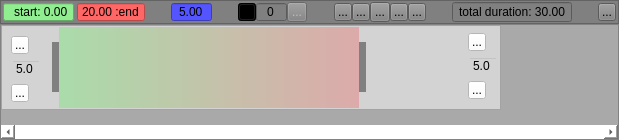
First picture: the form in animtimeline.ui, repository hiergaut/AnimTimeline, before the edit.
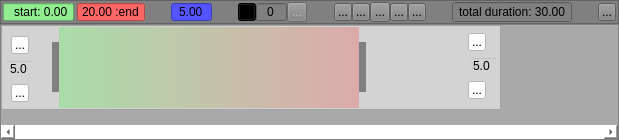
Second picture: the form after the edit. Icons and pictures are not drawn. Custom widgets are drawn as their Qt base class.

Commit message: beautify timeline

Diff of the .ui file:
```diff
--- a/animtimeline.ui
+++ b/animtimeline.ui
@@ -742,7 +742,7 @@
             <widget class="QDoubleSpinBox" name="doubleSpinBox_startInc">
              <property name="geometry">
               <rect>
-               <x>9</x>
+               <x>3</x>
                <y>32</y>
                <width>30</width>
                <height>20</height>
```
